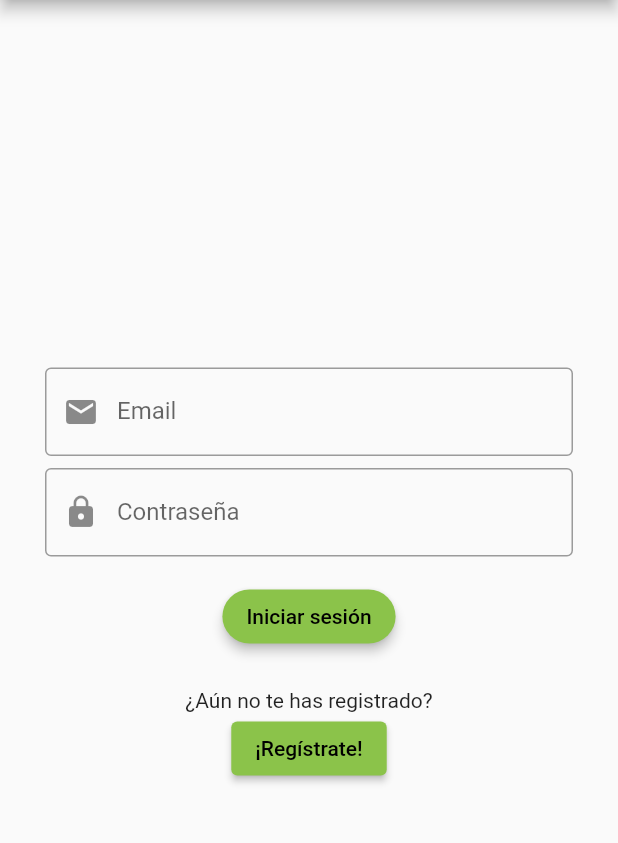
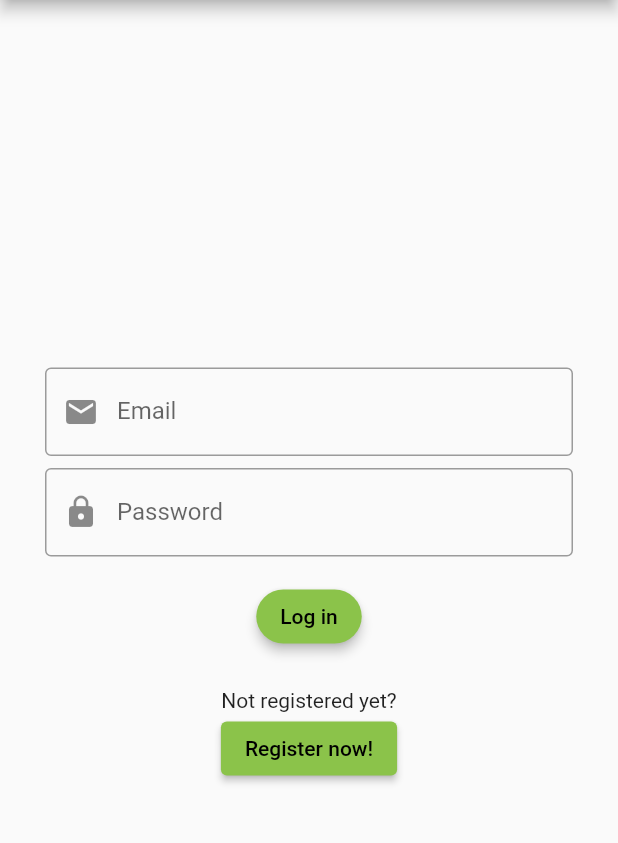
Before and after one commit to Reloxed/ADEChallenge, a Flutter app: the screen it shows after launch, on a phone screen of 412 x 824 dp, the part 84-927 px from its top. Run offline on Flutter 3.47's test engine with Material 2 defaults, Android fonts, the phone set to English and light mode, and no system bars; our stand-ins replace cloud_firestore, firebase_auth, firebase_core, google_maps_flutter; accounts and stored records are empty.

Commit message:
Translations from Spanish to English

```diff
--- a/adechallenge/lib/api/four_square.dart
+++ b/adechallenge/lib/api/four_square.dart
@@ -4,7 +4,9 @@ import 'package:adechallenge/models/detailed_venue.dart';
 import 'package:adechallenge/models/venue.dart';
 import 'package:http/http.dart' as http;
 
-/* Consults the FourSquare API to get venues according to the name and location given. Returns the list of venues.*/
+/* This file defines the methods that consult the FourSquare API*/
+
+/// Consults the FourSquare API to get venues according to the name and location given. Returns the list of venues.
 Future<List<Venue>> getVenues(String name, String location) async {
   List<Venue> res = [];
   String clientId = "BCPCG5H50N0IIKRG0YZWXNSU1XKBA0FRBIAU25O4BKPMLESU";
@@ -36,7 +38,7 @@ Future<List<Venue>> getVenues(String name, String location) async {
   return res;
 }
 
-/* Consults the FourSquare API to get details of a given venue by its ID*/
+/// Consults the FourSquare API to get details of a given venue by its ID
 Future<DetailedVenue> getDetailedVenue(String id) async {
   DetailedVenue detailedVenue = DetailedVenue();
   String clientId = "BCPCG5H50N0IIKRG0YZWXNSU1XKBA0FRBIAU25O4BKPMLESU";
--- a/adechallenge/lib/database/inserts.dart
+++ b/adechallenge/lib/database/inserts.dart
@@ -2,8 +2,9 @@ import 'package:adechallenge/models/detailed_venue.dart';
 import 'package:cloud_firestore/cloud_firestore.dart';
 import 'package:firebase_auth/firebase_auth.dart';
 
-/* This file defines the methods that insert some data in the Firestore database */
+/*This file defines the methods that insert some data in the Firestore database */
 
+/// Add a new document to the favorites collection of the Firestore database.
 Future<bool> saveFavorites(DetailedVenue detailedVenue) async {
   await FirebaseFirestore.instance
       .collection("favorites")
@@ -11,6 +12,7 @@ Future<bool> saveFavorites(DetailedVenue detailedVenue) async {
   return true;
 }
 
+/// Deletes a given document from the favorites collection of the Firestore database.
 Future<bool> deleteFavorites(String id) async {
   await FirebaseFirestore.instance
       .collection("favorites")
--- a/adechallenge/lib/database/queries.dart
+++ b/adechallenge/lib/database/queries.dart
@@ -2,9 +2,9 @@ import 'package:adechallenge/models/detailed_venue.dart';
 import 'package:cloud_firestore/cloud_firestore.dart';
 import 'package:firebase_auth/firebase_auth.dart';
 
-/* This file defines the methods that retrieves some data from the Firestore database */
+/* This file defines the methods that retrieve some data from the Firestore database */
 
-/* Retrieves favorite venues of current user */
+/// Retrieves favorite venues of current user from the Firestore database.
 Future<List<DetailedVenue>> getFavorites() async {
   List<DetailedVenue> _venues = [];
 
@@ -20,7 +20,7 @@ Future<List<DetailedVenue>> getFavorites() async {
   return _venues;
 }
 
-/* Retrieves if a venue has been saved on favorites for a user */
+/// Retrieves if a venue has been saved on favorites for the current user.
 Future<bool> isVenueFavorite(String id) async {
   bool isFavorite = false;
 
--- a/adechallenge/lib/models/detailed_venue.dart
+++ b/adechallenge/lib/models/detailed_venue.dart
@@ -1,4 +1,4 @@
-/* Class that defines a detailed venue when the user selects one of the searched venues.*/
+/// Class that defines a detailed venue when the user selects one of the searched venues.
 class DetailedVenue {
   late String id;
   late String name;
@@ -8,9 +8,9 @@ class DetailedVenue {
   late double latitude;
   late double longitude;
   late String address;
+  late String city;
 
   // Details
-  late String city;
   late String formattedPhone;
   late String website;
   late int hereNow;
@@ -28,8 +28,8 @@ class DetailedVenue {
     this.latitude = latitude;
     this.longitude = longitude;
     this.address = address;
+    this.city = city;
     // Details
-    this.city = city;
     this.formattedPhone = formattedPhone;
     this.website = website;
     this.hereNow = hereNow;
--- a/adechallenge/lib/models/venue.dart
+++ b/adechallenge/lib/models/venue.dart
@@ -1,4 +1,4 @@
-/* Class that defines the venues searched on the general search of venues.*/
+/// Class that defines the venues searched on the general search of venues.
 class Venue {
   late String id;
   late String name;
--- a/adechallenge/lib/screens/login.dart
+++ b/adechallenge/lib/screens/login.dart
@@ -3,11 +3,9 @@ import 'package:adechallenge/utils/navigations.dart';
 import 'package:flutter/material.dart';
 import 'package:firebase_auth/firebase_auth.dart';
 
-/*
-This screen has a form which is used to login users on the app. It asks for an email and password and when the login
-button is clicked, the form is validated showing the corresponding errors on the
-fields. Then, if everything is ok, the user is redirected to the search_venues screen.
- */
+/// This screen has a form which is used to login users on the app. It asks for an email and password and when the login
+/// button is clicked, the form is validated showing the corresponding errors on the
+/// fields. Then, if everything is ok, the user is redirected to the search_venues screen.
 class Login extends StatefulWidget {
   @override
   _LoginState createState() {
@@ -54,9 +52,9 @@ class _LoginState extends State<Login> {
         textCapitalization: TextCapitalization.words,
         validator: (v) {
           if (v!.isEmpty)
-            return "Este campo no puede estar vacío";
+            return "This field cannot be empty.";
           else if (!RegExp(r"^[a-zA-Z0-9.a-zA-Z0-9.!#$%&'*+-/=?^_`{|}~]+@[a-zA-Z0-9]+\.[a-zA-Z]+").hasMatch(v))
-            return "El email no es válido";
+            return "Not valid email.";
           else
             return null;
         },
@@ -74,14 +72,14 @@ class _LoginState extends State<Login> {
         obscureText: true,
         validator: (v) {
           if (v!.isEmpty)
-            return "Este campo no puede estar vacío";
+            return "This field cannot be empty.";
           else if (v.length <= 5)
-            return "La contraseña debe tener mínimo 6 caracteres";
+            return "Password must have 6 characters at least.";
           else
             return null;
         },
         decoration:
-        InputDecoration(border: OutlineInputBorder(), labelText: "Contraseña", prefixIcon: Icon(Icons.lock)),
+        InputDecoration(border: OutlineInputBorder(), labelText: "Password", prefixIcon: Icon(Icons.lock)),
         onChanged: (value) => password = value,
       ),
     );
@@ -105,15 +103,15 @@ class _LoginState extends State<Login> {
             } on FirebaseAuthException catch (e) {
               String message = "";
               if(e.code == 'user-not-found')
-                message = "Usuario no encontrado.";
+                message = "User not found.";
               else if (e.code == 'wrong-password')
-                message = "Contraseña errónea.";
+                message = "Wrong password given.";
               errorDialog(context, message);
             }
           }
         },
         child: Text(
-          "Iniciar sesión",
+          "Log in",
         ),
       ),
     );
@@ -126,14 +124,14 @@ class _LoginState extends State<Login> {
             alignment: Alignment.bottomCenter,
             child: Column(children: <Widget>[
               new Text(
-                "¿Aún no te has registrado?",
+                "Not registered yet?",
               ),
               ElevatedButton(
                 onPressed: () {
                   navigateToRegister(context);
                 },
                 child: new Text(
-                  "¡Regístrate!",
+                  "Register now!",
                 ),
               )
             ])));
--- a/adechallenge/lib/screens/map_venues.dart
+++ b/adechallenge/lib/screens/map_venues.dart
@@ -5,7 +5,7 @@ import 'package:flutter/material.dart';
 import 'package:google_maps_flutter/google_maps_flutter.dart';
 import 'package:provider/provider.dart';
 
-/* Map where the venues searched are shown.*/
+/// Map where the venues searched are shown.
 class MapVenues extends StatefulWidget {
   @override
   _MapVenuesState createState() {
@@ -25,7 +25,7 @@ class _MapVenuesState extends State<MapVenues> {
     var provider = Provider.of<VenueProvider>(context);
     return Scaffold(
       appBar: AppBar(
-        title: Text("ADEChallenge"),
+        title: Text("Map of venues"),
       ),
       body: provider.loading
           ? Container(
--- a/adechallenge/lib/screens/register.dart
+++ b/adechallenge/lib/screens/register.dart
@@ -2,12 +2,11 @@ import 'package:adechallenge/utils/dialogs.dart';
 import 'package:flutter/material.dart';
 import 'package:firebase_auth/firebase_auth.dart';
 
-/*
-This screen has a form which is used to register new users on the app. It asks for an email and password (two fields
-to confirm it), and when the register button is clicked, the form is validated showing the corresponding errors on the
-fields. Then, if everything is ok, a dialog appears. When the button on the dialog is clicked, it will go back to
-the login page.
- */
+
+/// This screen has a form which is used to register new users on the app. It asks for an email and password (two fields
+/// to confirm it), and when the register button is clicked, the form is validated showing the corresponding errors on the
+/// fields. Then, if everything is ok, a dialog appears. When the button on the dialog is clicked, it will go back to
+/// the login page.
 class Register extends StatefulWidget {
   @override
   _RegisterState createState() {
@@ -28,7 +27,7 @@ class _RegisterState extends State<Register> {
       child: Scaffold(
         resizeToAvoidBottomInset: false,
         appBar: AppBar(
-          title: Text("ADEChallenge", style: Theme.of(context).textTheme.headline5),
+          title: Text("Register", style: Theme.of(context).textTheme.headline5),
           leading: IconButton(
             icon: Icon(
               Icons.arrow_back,
@@ -63,9 +62,9 @@ class _RegisterState extends State<Register> {
         textCapitalization: TextCapitalization.words,
         validator: (v) {
           if (v!.isEmpty)
-            return "Este campo no puede estar vacío";
+            return "This field cannot be empty.";
           else if (!RegExp(r"^[a-zA-Z0-9.a-zA-Z0-9.!#$%&'*+-/=?^_`{|}~]+@[a-zA-Z0-9]+\.[a-zA-Z]+").hasMatch(v))
-            return "El email no es válido";
+            return "Not valid email.";
           else
             return null;
         },
@@ -83,14 +82,14 @@ class _RegisterState extends State<Register> {
         obscureText: true,
         validator: (v) {
           if (v!.isEmpty)
-            return "Este campo no puede estar vacío";
+            return "This field cannot be empty.";
           else if (v.length <= 5)
-            return "La contraseña debe tener mínimo 6 caracteres";
+            return "Password must have 6 characters at least.";
           else
             return null;
         },
         decoration:
-            InputDecoration(border: OutlineInputBorder(), labelText: "Contraseña", prefixIcon: Icon(Icons.lock)),
+            InputDecoration(border: OutlineInputBorder(), labelText: "Password", prefixIcon: Icon(Icons.lock)),
         onChanged: (value) => password = value,
       ),
     );
@@ -103,14 +102,14 @@ class _RegisterState extends State<Register> {
         obscureText: true,
         validator: (v) {
           if (v!.isEmpty)
-            return "Este campo no puede estar vacío";
+            return "This field cannot be empty.";
           else if (v != password)
-            return "Las contraseñas no coinciden";
+            return "Passwords don't match.";
           else
             return null;
         },
         decoration:
-            InputDecoration(border: OutlineInputBorder(), labelText: "Contraseña", prefixIcon: Icon(Icons.check)),
+            InputDecoration(border: OutlineInputBorder(), labelText: "Confirm password", prefixIcon: Icon(Icons.check)),
         onChanged: (value) => password = value,
       ),
     );
@@ -130,19 +129,19 @@ class _RegisterState extends State<Register> {
           if(_formKey.currentState!.validate()){
             try {
               await _auth.createUserWithEmailAndPassword(email: email, password: password);
-              acceptDialogRegister(context, "Cuenta registrada con éxito.");
+              acceptDialogRegister(context, "Succesfully registered account.");
             } on FirebaseAuthException catch (e) {
               String message = "";
               if(e.code == 'weak-password')
-                message = "La contraseña es muy débil.";
+                message = "Too weak password.";
               else if (e.code == 'email-already-in-use')
-                message = "El correo electrónico ya está en uso.";
+                message = "Email already used, please try another one.";
               errorDialog(context, message);
             }
           }
         },
         child: Text(
-          "Registrarse",
+          "Register",
         ),
       ),
     );
--- a/adechallenge/lib/utils/dialogs.dart
+++ b/adechallenge/lib/utils/dialogs.dart
@@ -1,8 +1,7 @@
 import 'package:flutter/material.dart';
 
-/*
-Dialog used on the register screen to confirm that the account has been created, and redirect to the login page.
- */
+
+/// Dialog used on the register screen to confirm that the account has been created, and redirect to the login page.
 dynamic acceptDialogRegister(BuildContext context, String message) {
   return showDialog(
       context: context,
@@ -29,16 +28,15 @@ dynamic acceptDialogRegister(BuildContext context, String message) {
                 Navigator.of(context, rootNavigator: true).pop();
                 Navigator.of(context, rootNavigator: true).pop();
               },
-              child: Text("ENTENDIDO"),
+              child: Text("UNDERSTOOD"),
             )
           ],
         );
       });
 }
 
-/*
-Generic dialog for showing possible errors
- */
+
+/// Generic dialog for showing possible errors
 dynamic errorDialog(BuildContext context, String message) {
   return showDialog(
       context: context,
@@ -63,7 +61,7 @@ dynamic errorDialog(BuildContext context, String message) {
               onPressed: () {
                 Navigator.of(context, rootNavigator: true).pop();
               },
-              child: Text("ENTENDIDO"),
+              child: Text("UNDERSTOOD"),
             )
           ],
         );
--- a/adechallenge/lib/utils/navigations.dart
+++ b/adechallenge/lib/utils/navigations.dart
@@ -1,4 +1,3 @@
-import 'package:adechallenge/models/detailed_venue.dart';
 import 'package:adechallenge/screens/details_venue.dart';
 import 'package:adechallenge/screens/display_venues.dart';
 import 'package:adechallenge/screens/map_venues.dart';
```
Also changed, not shown: adechallenge/lib/models/providers/detailed_venue_provider.dart (+4 -3 lines), adechallenge/lib/models/providers/venue_provider.dart (+9 -9 lines), adechallenge/lib/screens/details_venue.dart (+12 -13 lines), adechallenge/lib/screens/display_venues.dart (+5 -3 lines), adechallenge/lib/screens/my_favorites.dart (+4 -6 lines), adechallenge/lib/screens/search_venues.dart (+8 -9 lines).
